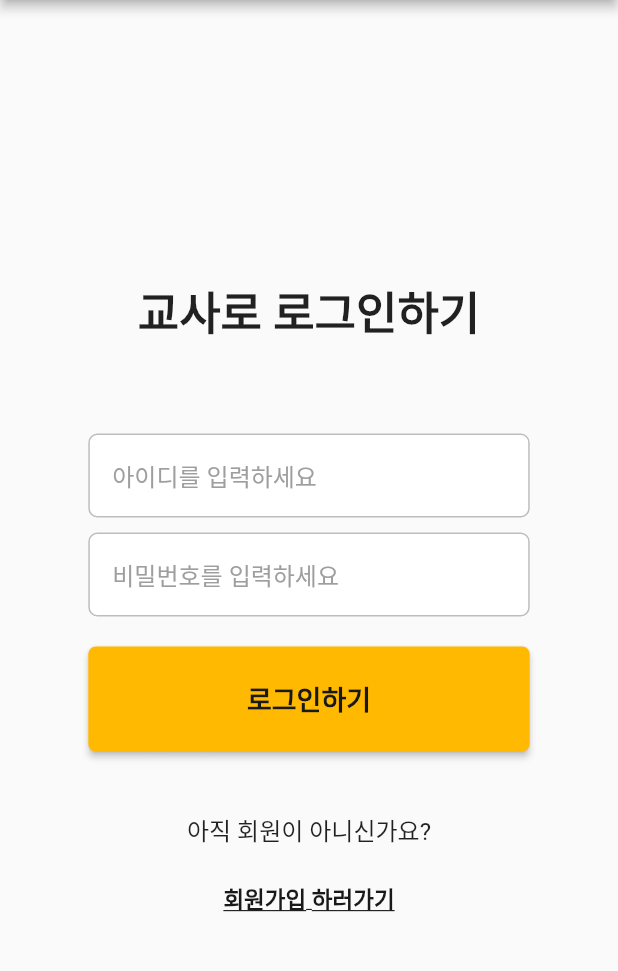
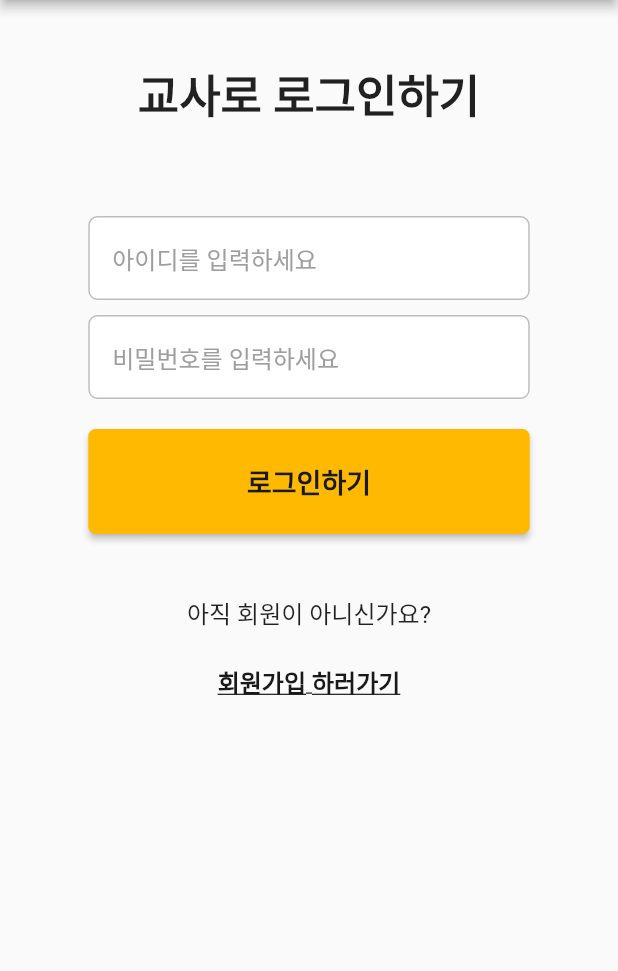
Before and after one commit to OH-Neuri/SSAFY202-DODAMDODAM, a Flutter app: the screen it shows after launch, on a phone screen of 412 x 824 dp, the part 84-1055 px from its top. Run offline on Flutter 3.47's test engine with Material 2 defaults, Android fonts, the light colour scheme and no system bars; our stand-ins replace get; Roboto replaces fonts that are missing (Pretendard).

Commit message:
Feat: 폰트 사이즈 컴포넌트화

```diff
--- a/app/lib/components/common/custom_button.dart
+++ b/app/lib/components/common/custom_button.dart
@@ -17,7 +17,7 @@ class CustomButton extends StatelessWidget {
         ),
         child: Text(text, style: TextStyle(
             color: textColor,
-            fontSize: 18,
+            fontSize: buttonTextSize,
             fontWeight: FontWeight.w600
         ),)
     );
--- a/app/lib/constants.dart
+++ b/app/lib/constants.dart
@@ -1,5 +1,7 @@
 import 'package:flutter/material.dart';
 
+
+// 색깔 설정
 const logoYellow = Color(0xffFFCD4A);
 const logoNavy = Color(0xff3A4CA8);
 const darkYellow = Color(0xffFFB900);
@@ -12,3 +14,10 @@ const backYellow = Color(0xffFFF9E9);
 const bottomYellow = Color(0xffFFF1A1);
 
 const textColor = Color(0xff191919);
+
+// 폰트 설정
+const titleTextSize = 30.0;
+const subTitleTextSize = 24.0;
+const buttonTextSize = 18.0;
+const contentTextSize = 16.0;
+const subContentTextSize = 14.0;
--- a/app/lib/screens/user/login_select.dart
+++ b/app/lib/screens/user/login_select.dart
@@ -60,7 +60,7 @@ class RoundButton extends StatelessWidget {
           textStyle: TextStyle(
             color: Colors.white,
             fontWeight: FontWeight.w500,
-            fontSize: 16
+            fontSize: contentTextSize
           ),
           minimumSize: Size(double.infinity, 66),
           backgroundColor: color,
--- a/app/lib/screens/user/login_teacher.dart
+++ b/app/lib/screens/user/login_teacher.dart
@@ -2,7 +2,6 @@ import 'package:app/components/common/custom_button.dart';
 import 'package:app/components/common/logout_app_bar.dart';
 import 'package:app/components/user/user_textform_field.dart';
 import 'package:app/constants.dart';
-// import 'package:app/screens/user/signup.dart';
 import 'package:flutter/material.dart';
 import 'package:get/get.dart';
 
@@ -19,12 +18,11 @@ class LoginTeacher extends StatelessWidget {
           Flexible(
             flex: 5,
             child: Column(
-              mainAxisAlignment: MainAxisAlignment.center,
               children: [
                 Container(
                   margin : EdgeInsets.fromLTRB(0, 40, 0, 60),
                   child: Text('교사로 로그인하기', style: TextStyle(
-                    fontSize: 30,
+                    fontSize: titleTextSize,
                     fontWeight: FontWeight.w700
                   ),),
                 ),
@@ -36,7 +34,7 @@ class LoginTeacher extends StatelessWidget {
                 ),
                 CustomButton(text: '로그인하기', height: 70, onPressed: (){},),
                 Padding(padding: EdgeInsets.fromLTRB(0, 40, 0, 10),
-                  child: Text('아직 회원이 아니신가요?', style: TextStyle(fontSize: 16),),
+                  child: Text('아직 회원이 아니신가요?', style: TextStyle(fontSize: contentTextSize),),
                 ),
                 TextButton(
                   onPressed: (){Get.toNamed('/signup');},
@@ -45,7 +43,7 @@ class LoginTeacher extends StatelessWidget {
                   ),
                   child: Text('회원가입 하러가기', style: TextStyle(
                     color: textColor,
-                    fontSize: 15,
+                    fontSize: contentTextSize,
                     decoration: TextDecoration.underline,
                     fontWeight: FontWeight.w700
                   ),),
--- a/app/lib/screens/user/signup.dart
+++ b/app/lib/screens/user/signup.dart
@@ -23,7 +23,7 @@ class Signup extends StatelessWidget {
                     Container(
                       margin : EdgeInsets.fromLTRB(0, 60, 0, 50),
                       child: Text('아이디를 입력해주세요.', style: TextStyle(
-                          fontSize: 30,
+                          fontSize: titleTextSize,
                           fontWeight: FontWeight.w700
                       ),),
                     ),
```
Also changed, not shown: 1 other file.
